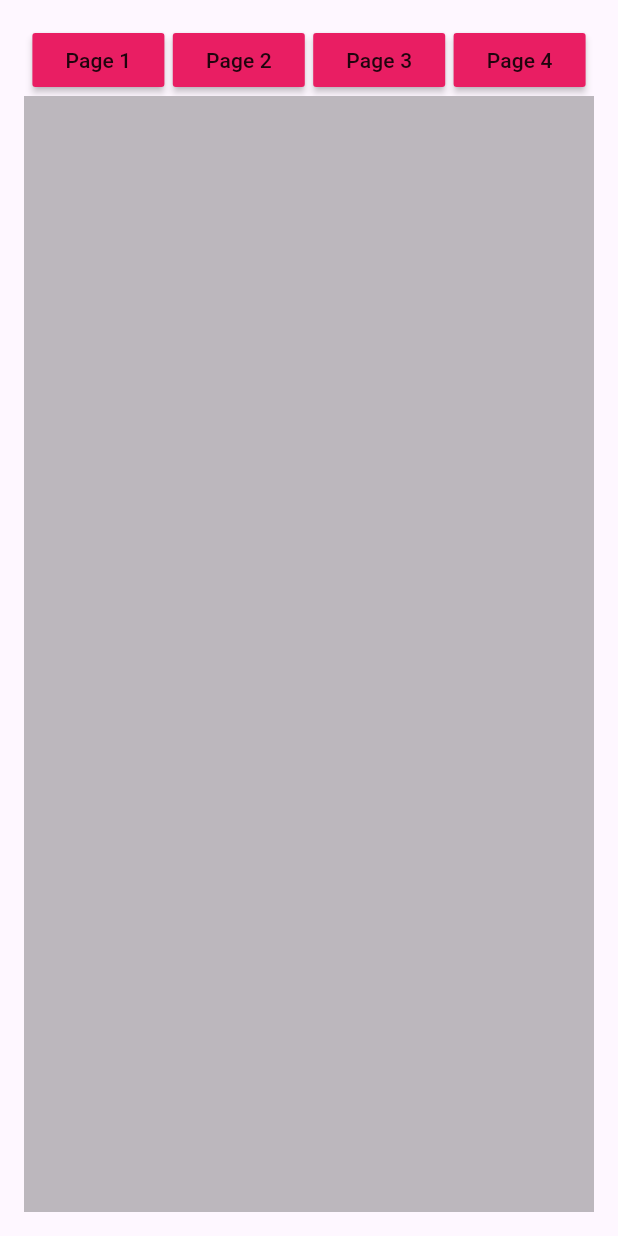
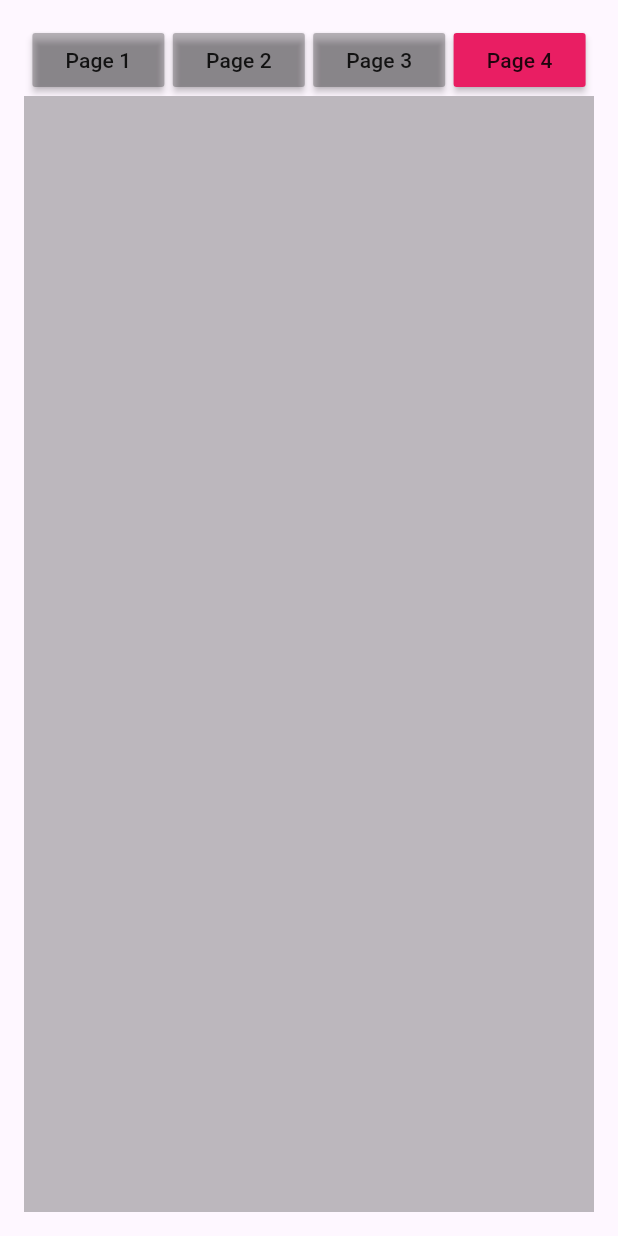
Before and after one commit to EusufUddin8926/PageView-Flutter, a Flutter app: the screen it shows after launch, after a tap on "Page 2", after a tap on "Page 3", after a tap on "Page 4", on a phone screen of 412 x 824 dp. Run offline on Flutter 3.47's test engine with Material 3 defaults, Android fonts, the phone set to English and light mode, and no system bars.

Commit message:
pageView colorchange current_index

```diff
--- a/lib/screens/my_home_page.dart
+++ b/lib/screens/my_home_page.dart
@@ -14,7 +14,7 @@ class MyHomePage extends StatefulWidget {
 
 class _MyHomePageState extends State<MyHomePage> {
   PageController? _pageController;
-  final _initialIndex = 0;
+  late var _initialIndex = 0;
 
   @override
   void initState() {
@@ -39,37 +39,41 @@ class _MyHomePageState extends State<MyHomePage> {
                   MaterialButton(
                     onPressed: () {
                       setState(() {
+                        _initialIndex = 0;
                         _pageController!.jumpToPage(0);
                       });
                     },
-                    color: Colors.pink,
+                    color:_initialIndex==0?Colors.pink: Colors.black26,
                     child: Text("Page 1"),
                   ),
                   MaterialButton(
                     onPressed: () {
                       setState(() {
+                        _initialIndex = 1;
                         _pageController!.jumpToPage(1);
                       });
                     },
-                    color: Colors.pink,
+                    color: _initialIndex==1?Colors.pink: Colors.black26,
                     child: Text("Page 2"),
                   ),
                   MaterialButton(
                     onPressed: () {
                       setState(() {
+                        _initialIndex = 2;
                         _pageController!.jumpToPage(2);
                       });
                     },
-                    color: Colors.pink,
+                    color: _initialIndex==2?Colors.pink: Colors.black26,
                     child: Text("Page 3"),
                   ),
                   MaterialButton(
                     onPressed: () {
                       setState(() {
+                        _initialIndex = 3;
                         _pageController!.jumpToPage(3);
                       });
                     },
-                    color: Colors.pink,
+                    color: _initialIndex==3?Colors.pink: Colors.black26,
                     child: Text("Page 4"),
                   )
                 ],
```
Lines whose indentation alone changed are shown as unchanged.
